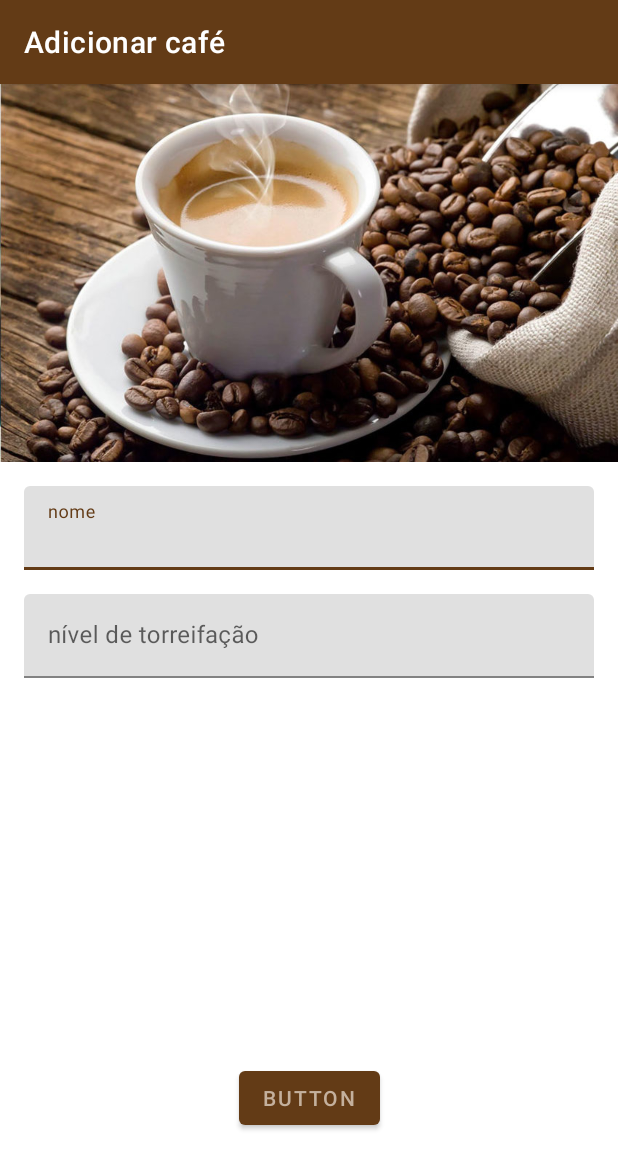
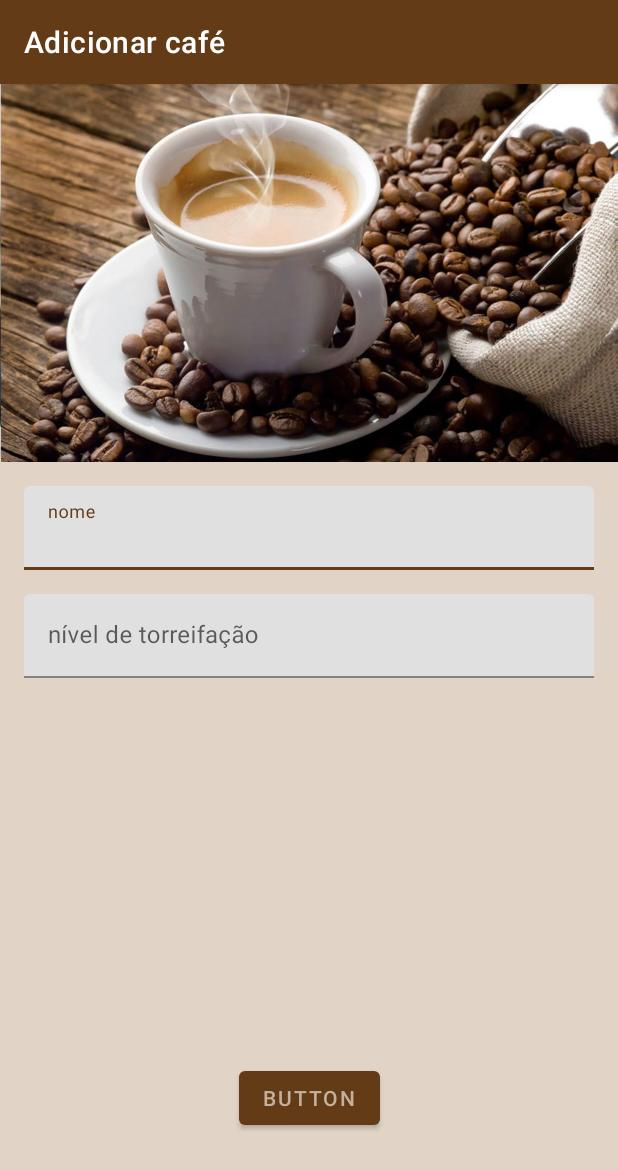
Before and after one commit to nikolasFreitas/android-coffee-challenge, an Android app: the AddCoffeeActivity screen opened directly, with no data from a screen before it, on a phone screen of 412 x 824 dp. Shown: the top 1169 px of the screen. Run offline under Robolectric (Android 15) with nearby library versions, the phone set to English and light mode, and no system bars.

Commit message:
:lipstick: Adjust background color to use color-theme

```diff
--- a/app/src/main/res/layout/activity_add_coffee.xml
+++ b/app/src/main/res/layout/activity_add_coffee.xml
@@ -3,7 +3,8 @@
     xmlns:app="http://schemas.android.com/apk/res-auto"
     xmlns:tools="http://schemas.android.com/tools"
     android:layout_width="match_parent"
-    android:layout_height="match_parent">
+    android:layout_height="match_parent"
+    android:background="@color/secondary_variant">
 
     <ImageView
         android:id="@+id/imageView_banner_add_coffee"
--- a/app/src/main/res/layout/activity_coffee_list.xml
+++ b/app/src/main/res/layout/activity_coffee_list.xml
@@ -3,7 +3,8 @@
     xmlns:app="http://schemas.android.com/apk/res-auto"
     xmlns:tools="http://schemas.android.com/tools"
     android:layout_width="match_parent"
-    android:layout_height="match_parent">
+    android:layout_height="match_parent"
+    android:background="@color/secondary_variant">
 
     <ImageView
         android:id="@+id/imageView_banner"
--- a/app/src/main/res/layout/activity_main.xml
+++ b/app/src/main/res/layout/activity_main.xml
@@ -4,6 +4,7 @@
     xmlns:tools="http://schemas.android.com/tools"
     android:layout_width="match_parent"
     android:layout_height="match_parent"
+    android:background="@color/secondary_variant"
     tools:context=".MainActivity">
 
     <ImageView
```
